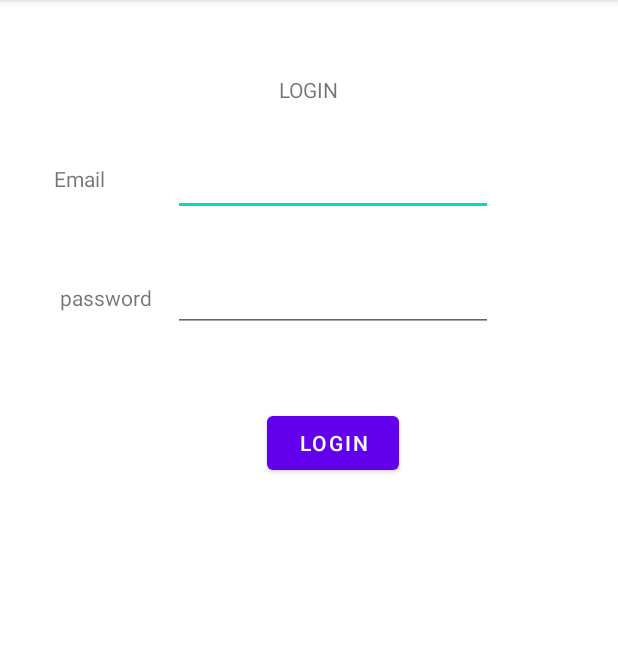
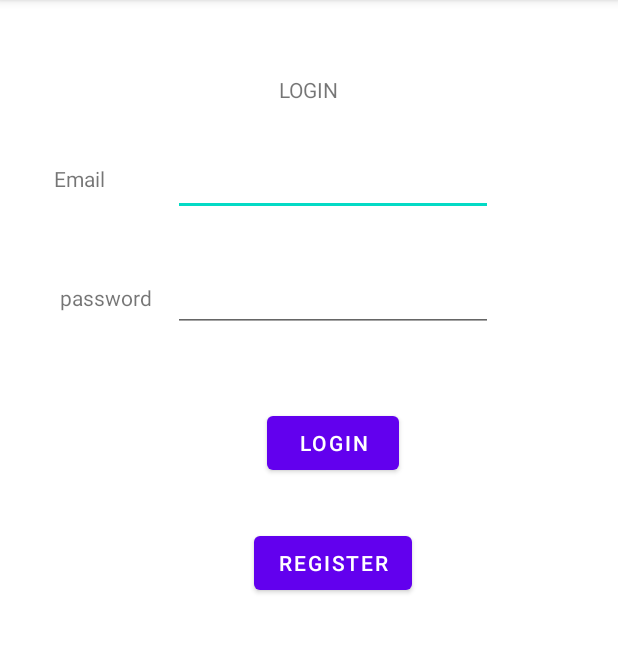
Before and after one commit to sam19981/InClass07_002787959_002783511, an Android app: the screen it shows after launch (MainActivity), on a phone screen of 412 x 824 dp, the part 84-737 px from its top. Run offline under Robolectric (Android 15) with nearby library versions, the phone set to English and light mode, and no system bars.

Commit message:
added login

```diff
--- a/app/src/main/java/com/example/inclass07/Login.java
+++ b/app/src/main/java/com/example/inclass07/Login.java
@@ -45,6 +45,7 @@ public class Login  extends Fragment  {
     private EditText email;
 
     private EditText password;
+    private Button regbtn;
 
     private Button login_btn;
 
@@ -92,9 +93,18 @@ public class Login  extends Fragment  {
         // Inflate the layout for this fragment
         View view = inflater.inflate(R.layout.fragment_login, container, false);
 
+        regbtn = view.findViewById(R.id.registerbtn);
+
         email = view.findViewById(R.id.lEmailId);
         password = view.findViewById(R.id.lPasswordId);
         login_btn = view.findViewById(R.id.registerId);
+
+        regbtn.setOnClickListener(new View.OnClickListener() {
+            @Override
+            public void onClick(View view) {
+                getActivity().getSupportFragmentManager().beginTransaction().replace(R.id.rootlayout,new signUp(),"logintosignup").commit();
+            }
+        });
 
         login_btn.setOnClickListener(new View.OnClickListener() {
                                          @Override
--- a/app/src/main/res/layout/fragment_login.xml
+++ b/app/src/main/res/layout/fragment_login.xml
@@ -72,4 +72,14 @@
             app:layout_constraintStart_toStartOf="@+id/lPasswordId"
             app:layout_constraintTop_toBottomOf="@+id/lPasswordId" />
 
-    </androidx.constraintlayout.widget.ConstraintLayout>
+        <Button
+            android:id="@+id/registerbtn"
+            android:layout_width="wrap_content"
+            android:layout_height="wrap_content"
+            android:layout_marginTop="32dp"
+            android:text="REGISTER"
+            app:layout_constraintEnd_toEndOf="@+id/registerId"
+            app:layout_constraintStart_toStartOf="@+id/registerId"
+            app:layout_constraintTop_toBottomOf="@+id/registerId" />
+
+</androidx.constraintlayout.widget.ConstraintLayout>
```
